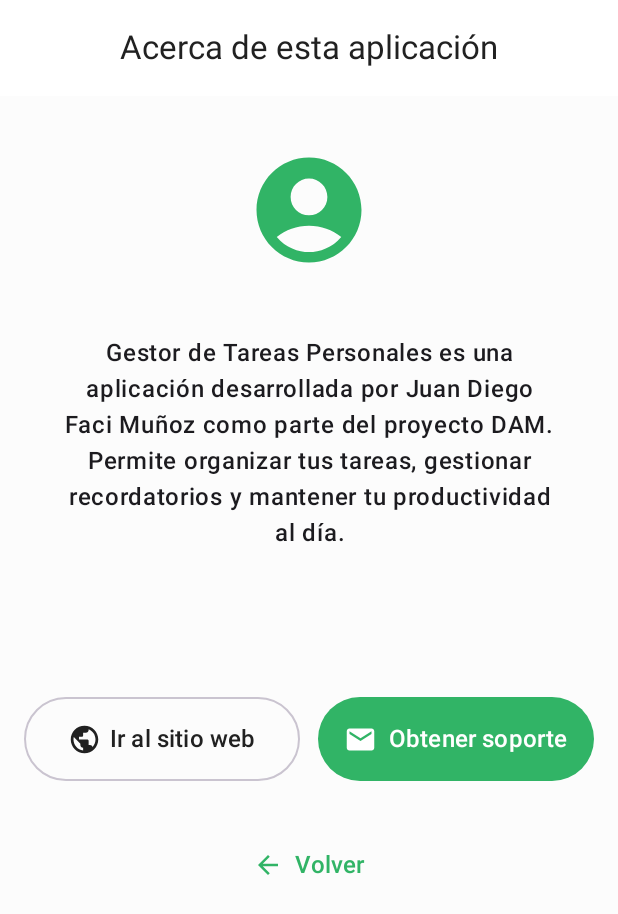
After one commit to jdfm504/TareaFlow, an Android app built with Jetpack Compose: the AboutScreen screen opened through its navigation route, on a phone screen of 412 x 824 dp. The commit adds this screen. Shown: the top 914 px of the screen. Run offline under Robolectric (Android 15) with nearby library versions, the phone set to English and light mode, and no system bars; our stand-ins replace Firebase (no records; nobody signed in at launch, a user with empty details on screens opened directly).

Commit message:
Pantalla AboutScreen.kt implementada, añadida para navegar desde el DropDownMenu de HomeScreen.kt. modificado Navigation.kt.

```diff
--- a/app/src/main/java/com/campusdigitalfp/tareaflow/ui/screens/Navigation.kt
+++ b/app/src/main/java/com/campusdigitalfp/tareaflow/ui/screens/Navigation.kt
@@ -7,6 +7,7 @@ import androidx.navigation.compose.NavHost
 import androidx.navigation.compose.composable
 import androidx.navigation.compose.rememberNavController
 import com.campusdigitalfp.tareaflow.ui.navigation.ProtectedRoute
+import com.campusdigitalfp.tareaflow.ui.screens.about.AboutScreen
 import com.campusdigitalfp.tareaflow.ui.screens.home.HomeScreen
 import com.campusdigitalfp.tareaflow.ui.screens.login.LoginScreen
 import com.campusdigitalfp.tareaflow.ui.screens.register.RegisterScreen
@@ -67,5 +68,10 @@ fun TareaFlowNavHost(navController: NavHostController) {
             val taskId = backStackEntry.arguments?.getString("taskId")
             TaskEditScreen(navController = navController, taskId = taskId)
         }
+
+        composable("about") {
+            AboutScreen(navController)
+        }
+
     }
 }
--- /dev/null
+++ b/app/src/main/java/com/campusdigitalfp/tareaflow/ui/screens/about/AboutScreen.kt
@@ -0,0 +1,166 @@
+package com.campusdigitalfp.tareaflow.ui.screens.about
+
+import android.content.Context
+import android.content.Intent
+import android.net.Uri
+import android.widget.Toast
+import androidx.compose.foundation.layout.*
+import androidx.compose.foundation.rememberScrollState
+import androidx.compose.foundation.verticalScroll
+import androidx.compose.material.icons.Icons
+import androidx.compose.material.icons.automirrored.filled.ArrowBack
+import androidx.compose.material.icons.filled.AccountCircle
+import androidx.compose.material.icons.filled.Email
+import androidx.compose.material.icons.filled.Public
+import androidx.compose.material3.*
+import androidx.compose.runtime.Composable
+import androidx.compose.ui.Alignment
+import androidx.compose.ui.Modifier
+import androidx.compose.ui.platform.LocalContext
+import androidx.compose.ui.res.stringResource
+import androidx.compose.ui.text.font.FontWeight
+import androidx.compose.ui.text.style.TextAlign
+import androidx.compose.ui.unit.dp
+import androidx.compose.ui.unit.sp
+import androidx.navigation.NavController
+import com.campusdigitalfp.tareaflow.R
+
+@OptIn(ExperimentalMaterial3Api::class)
+@Composable
+fun AboutScreen(navController: NavController) {
+    val context = LocalContext.current
+
+    Scaffold(
+        topBar = {
+            CenterAlignedTopAppBar(
+                title = { Text(stringResource(R.string.about_titulo)) }
+            )
+        }
+    ) { padding ->
+        Column(
+            modifier = Modifier
+                .padding(padding)
+                .fillMaxSize()
+                .verticalScroll(rememberScrollState())
+                .padding(16.dp),
+            horizontalAlignment = Alignment.CenterHorizontally
+        ) {
+            // Icono de perfil genérico
+            Icon(
+                imageVector = Icons.Filled.AccountCircle,
+                contentDescription = stringResource(R.string.avatar_del_creador),
+                tint = MaterialTheme.colorScheme.primary,
+                modifier = Modifier
+                    .size(120.dp)
+                    .padding(vertical = 18.dp)
+            )
+
+            Spacer(modifier = Modifier.height(26.dp))
+
+            // Texto descriptivo
+            Text(
+                text = stringResource(R.string.about_descripcion),
+                style = MaterialTheme.typography.bodyLarge.copy(
+                    fontSize = 16.sp,
+                    fontWeight = FontWeight.Medium
+                ),
+                color = MaterialTheme.colorScheme.onBackground,
+                modifier = Modifier.padding(horizontal = 24.dp),
+                textAlign = TextAlign.Center
+            )
+
+            Spacer(modifier = Modifier.height(100.dp))
+
+            // Botones de acción
+            Row(
+                modifier = Modifier.fillMaxWidth(),
+                horizontalArrangement = Arrangement.spacedBy(12.dp)
+            ) {
+                OutlinedButton(
+                    onClick = { abrirPaginaWeb("https://www.fpvirtualaragon.es", context) },
+                    modifier = Modifier
+                        .weight(1f)
+                        .height(56.dp),
+                    contentPadding = PaddingValues(horizontal = 16.dp, vertical = 12.dp)
+                ) {
+                    Icon(
+                        imageVector = Icons.Filled.Public,
+                        contentDescription = null,
+                        modifier = Modifier.size(22.dp)
+                    )
+                    Spacer(Modifier.width(6.dp))
+                    Text(stringResource(
+                        R.string.ir_al_sitio_web),
+                        fontSize = 16.sp
+                    )
+                }
+
+                Button(
+                    onClick = {
+                        mandarEmail(
+                            context,
+                            "jdfacims@fpvirtualaragon.es",
+                            context.getString(R.string.incidencia_con_gestor)
+                        )
+                    },
+                    modifier = Modifier
+                        .weight(1f)
+                        .height(56.dp),
+                    contentPadding = PaddingValues(horizontal = 16.dp, vertical = 12.dp)
+                ) {
+                    Icon(
+                        imageVector = Icons.Filled.Email,
+                        contentDescription = null,
+                        modifier = Modifier.size(22.dp)
+                    )
+                    Spacer(Modifier.width(8.dp))
+                    Text(stringResource(
+                        R.string.obtener_soporte),
+                        fontSize = 16.sp
+                    )
+                }
+            }
+
+            Spacer(modifier = Modifier.height(32.dp))
+
+            // Botón de volver
+            TextButton(
+                onClick = { navController.popBackStack() },
+                modifier = Modifier.height(48.dp)
+            ) {
+                Icon(
+                    imageVector = Icons.AutoMirrored.Filled.ArrowBack,
+                    contentDescription = null,
+                    modifier = Modifier.size(20.dp)
+                )
+                Spacer(Modifier.width(8.dp))
+                Text(
+                    stringResource(R.string.volver),
+                    fontSize = 16.sp
+                )
+            }
+        }
+    }
+}
+
+// Funciones para email y visitar web
+
+fun abrirPaginaWeb(url: String, context: Context) {
+    val intent = Intent(Intent.ACTION_VIEW).apply {
+        data = Uri.parse(url)
+    }
+    context.startActivity(intent)
+}
+
+fun mandarEmail(context: Context, email: String, asunto: String) {
+    val intent = Intent(Intent.ACTION_SENDTO).apply {
+        data = Uri.parse("mailto:$email")
+        putExtra(Intent.EXTRA_SUBJECT, asunto)
+    }
+
+    try {
+        context.startActivity(intent)
+    } catch (e: Exception) {
+        Toast.makeText(context, context.getString(R.string.error_app_correo), Toast.LENGTH_LONG).show()
+    }
+}
--- a/app/src/main/java/com/campusdigitalfp/tareaflow/ui/screens/home/HomeScreen.kt
+++ b/app/src/main/java/com/campusdigitalfp/tareaflow/ui/screens/home/HomeScreen.kt
@@ -267,7 +267,7 @@ fun HomeScreen(
                                 text = { Text(stringResource(R.string.menu_about)) },
                                 onClick = {
                                     menuExpanded = false
-                                    onGoToAbout()
+                                    navController.navigate("about")
                                 }
                             )
                             DropdownMenuItem(
--- a/app/src/main/res/values/strings.xml
+++ b/app/src/main/res/values/strings.xml
@@ -62,4 +62,15 @@
     <string name="onboarding_button">¡Empecemos!</string>
     <string name="onboarding_login_link">¿Ya tienes cuenta? Inicia sesión</string>
 
+    <!-- AboutScreen -->
+    <string name="about_titulo">Acerca de esta aplicación</string>
+    <string name="about_descripcion">Gestor de Tareas Personales es una aplicación desarrollada por Juan Diego Faci Muñoz como parte del proyecto DAM. Permite organizar tus tareas, gestionar recordatorios y mantener tu productividad al día.</string>
+    <string name="ir_al_sitio_web">Ir al sitio web</string>
+    <string name="obtener_soporte">Obtener soporte</string>
+    <string name="volver">Volver</string>
+    <string name="incidencia_con_gestor">Incidencia con Gestor de Tareas</string>
+    <string name="avatar_del_creador">Avatar del creador</string>
+    <string name="error_app_correo">No se encontró una aplicación de correo</string>
+
+
 </resources>
```
Also changed, not shown: 2 other files.
